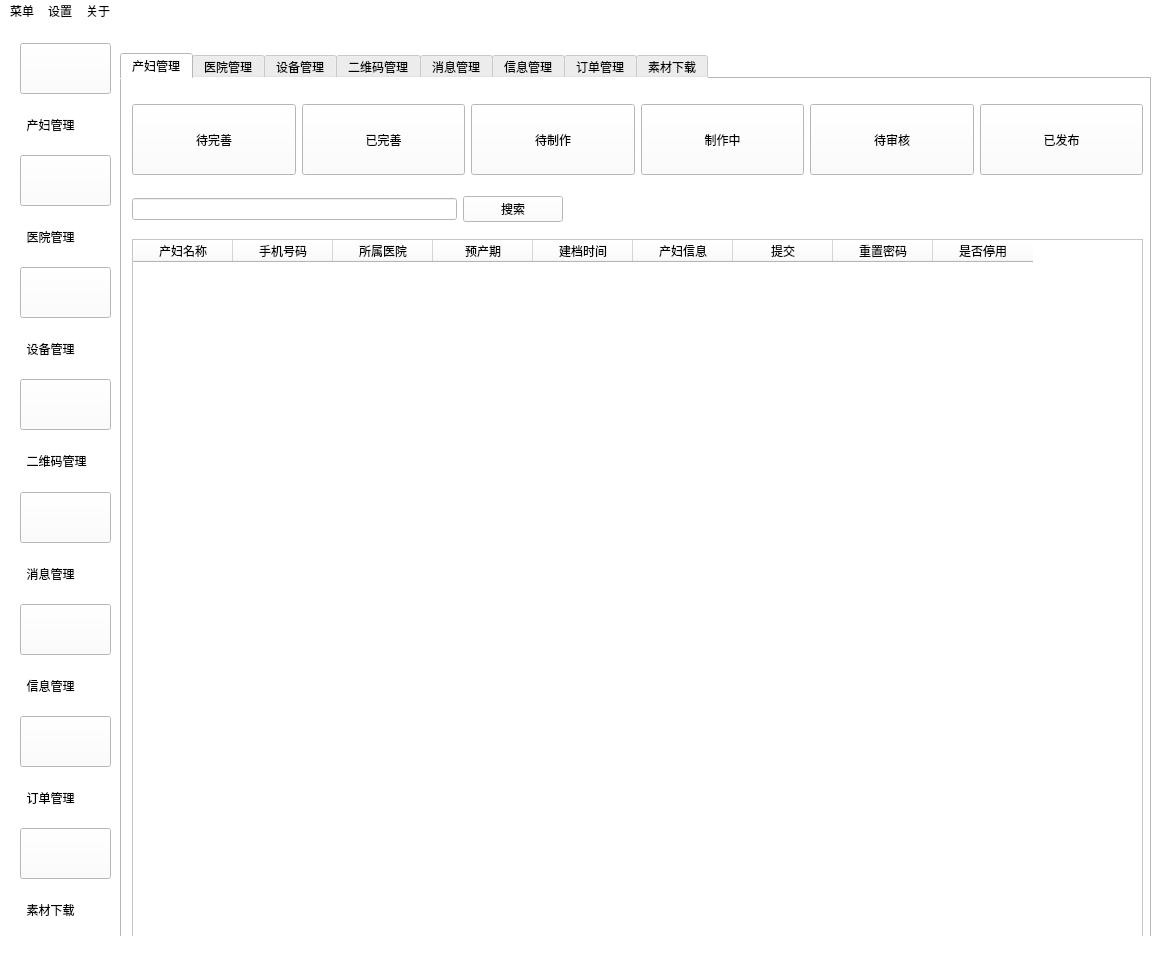
First picture: the form in app/view/main/mainWindowui.ui, repository hello3306/wangyiyun-pyqt5, before the edit.
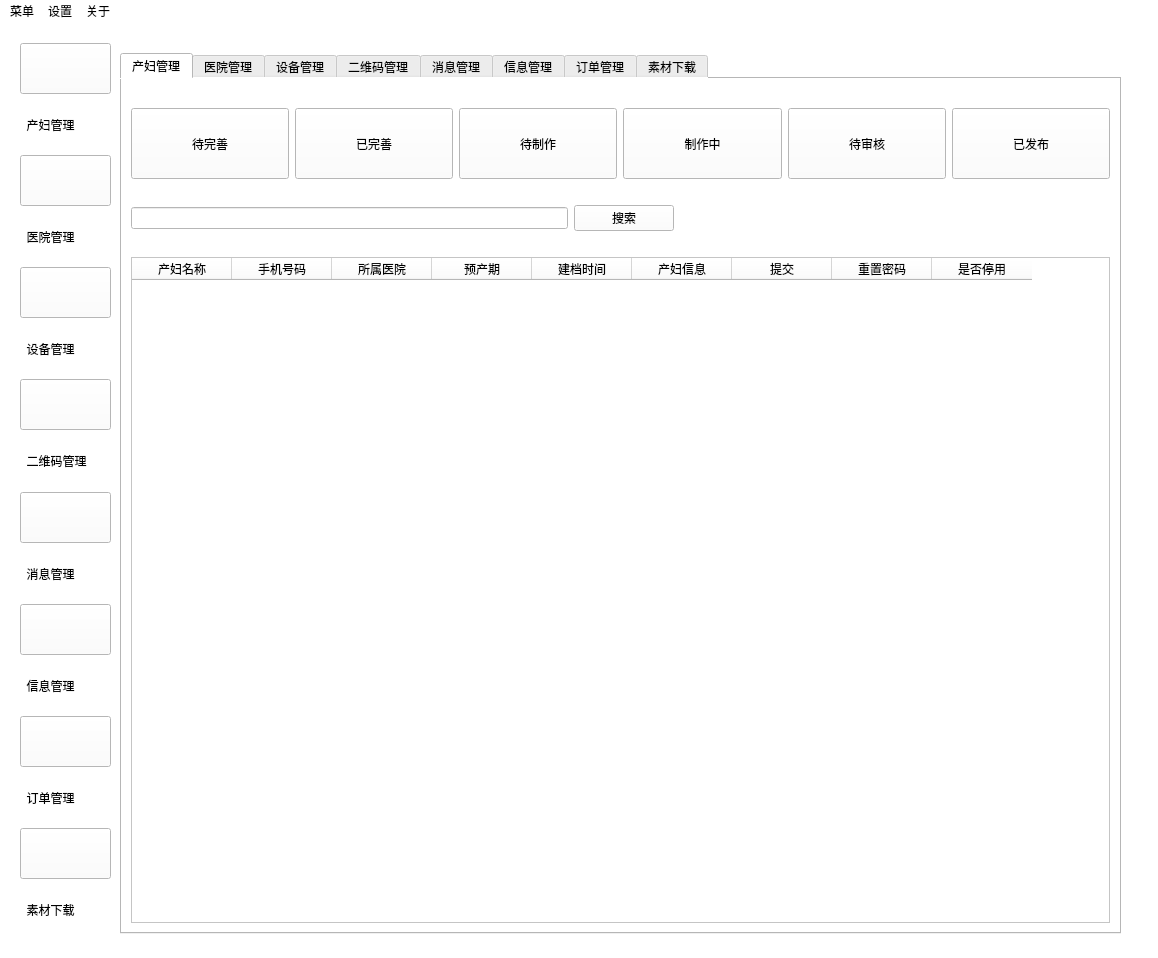
Second picture: the form after the edit. Icons and pictures are not drawn.

```diff
--- a/app/view/main/mainWindowui.ui
+++ b/app/view/main/mainWindowui.ui
@@ -499,8 +499,8 @@
      <rect>
       <x>120</x>
       <y>30</y>
-      <width>1031</width>
-      <height>891</height>
+      <width>1001</width>
+      <height>881</height>
      </rect>
     </property>
     <property name="styleSheet">
@@ -513,70 +513,21 @@
      <attribute name="title">
       <string>产妇管理</string>
      </attribute>
-     <widget class="QTableWidget" name="tableWidget">
-      <property name="geometry">
-       <rect>
-        <x>10</x>
-        <y>160</y>
-        <width>1011</width>
-        <height>701</height>
-       </rect>
-      </property>
-      <column>
-       <property name="text">
-        <string>产妇名称</string>
-       </property>
-      </column>
-      <column>
-       <property name="text">
-        <string>手机号码</string>
-       </property>
-      </column>
-      <column>
-       <property name="text">
-        <string>所属医院</string>
-       </property>
-      </column>
-      <column>
-       <property name="text">
-        <string>预产期</string>
-       </property>
-      </column>
-      <column>
-       <property name="text">
-        <string>建档时间</string>
-       </property>
-      </column>
-      <column>
-       <property name="text">
-        <string>产妇信息</string>
-       </property>
-      </column>
-      <column>
-       <property name="text">
-        <string>提交</string>
-       </property>
-      </column>
-      <column>
-       <property name="text">
-        <string>重置密码</string>
-       </property>
-      </column>
-      <column>
-       <property name="text">
-        <string>是否停用</string>
-       </property>
-      </column>
-     </widget>
-     <widget class="QWidget" name="">
-      <property name="geometry">
-       <rect>
-        <x>10</x>
-        <y>10</y>
-        <width>1011</width>
-        <height>101</height>
-       </rect>
-      </property>
+     <layout class="QVBoxLayout" name="verticalLayout_2">
+      <item>
+       <spacer name="horizontalSpacer_2">
+        <property name="orientation">
+         <enum>Qt::Horizontal</enum>
+        </property>
+        <property name="sizeHint" stdset="0">
+         <size>
+          <width>40</width>
+          <height>20</height>
+         </size>
+        </property>
+       </spacer>
+      </item>
+      <item>
       <layout class="QHBoxLayout" name="horizontalLayout">
        <item>
         <widget class="QPushButton" name="pushButton_9">
@@ -825,16 +776,21 @@
         </widget>
        </item>
       </layout>
-     </widget>
-     <widget class="QWidget" name="">
-      <property name="geometry">
-       <rect>
-        <x>10</x>
-        <y>110</y>
-        <width>431</width>
-        <height>41</height>
-       </rect>
-      </property>
+      </item>
+      <item>
+       <spacer name="horizontalSpacer_3">
+        <property name="orientation">
+         <enum>Qt::Horizontal</enum>
+        </property>
+        <property name="sizeHint" stdset="0">
+         <size>
+          <width>40</width>
+          <height>20</height>
+         </size>
+        </property>
+       </spacer>
+      </item>
+      <item>
       <layout class="QHBoxLayout" name="horizontalLayout_2">
        <item>
         <widget class="QLineEdit" name="lineEdit">
@@ -909,8 +865,90 @@
          </property>
         </widget>
        </item>
-      </layout>
-     </widget>
+        <item>
+         <spacer name="horizontalSpacer">
+          <property name="orientation">
+           <enum>Qt::Horizontal</enum>
+          </property>
+          <property name="sizeHint" stdset="0">
+           <size>
+            <width>40</width>
+            <height>20</height>
+           </size>
+          </property>
+         </spacer>
+        </item>
+       </layout>
+      </item>
+      <item>
+       <spacer name="horizontalSpacer_4">
+        <property name="orientation">
+         <enum>Qt::Horizontal</enum>
+        </property>
+        <property name="sizeHint" stdset="0">
+         <size>
+          <width>40</width>
+          <height>20</height>
+         </size>
+        </property>
+       </spacer>
+      </item>
+      <item>
+       <widget class="QTableWidget" name="tableWidget">
+        <column>
+         <property name="text">
+          <string>产妇名称</string>
+         </property>
+        </column>
+        <column>
+         <property name="text">
+          <string>手机号码</string>
+         </property>
+        </column>
+        <column>
+         <property name="text">
+          <string>所属医院</string>
+         </property>
+        </column>
+        <column>
+         <property name="text">
+          <string>预产期</string>
+         </property>
+        </column>
+        <column>
+         <property name="text">
+          <string>建档时间</string>
+         </property>
+         <property name="textAlignment">
+          <set>AlignCenter</set>
+         </property>
+        </column>
+        <column>
+         <property name="text">
+          <string>产妇信息</string>
+         </property>
+        </column>
+        <column>
+         <property name="text">
+          <string>提交</string>
+         </property>
+        </column>
+        <column>
+         <property name="text">
+          <string>重置密码</string>
+         </property>
+        </column>
+        <column>
+         <property name="text">
+          <string>是否停用</string>
+         </property>
+         <property name="textAlignment">
+          <set>AlignCenter</set>
+         </property>
+        </column>
+       </widget>
+      </item>
+     </layout>
     </widget>
     <widget class="QWidget" name="tab_3">
      <attribute name="title">
```
Lines whose indentation alone changed are shown as unchanged.
